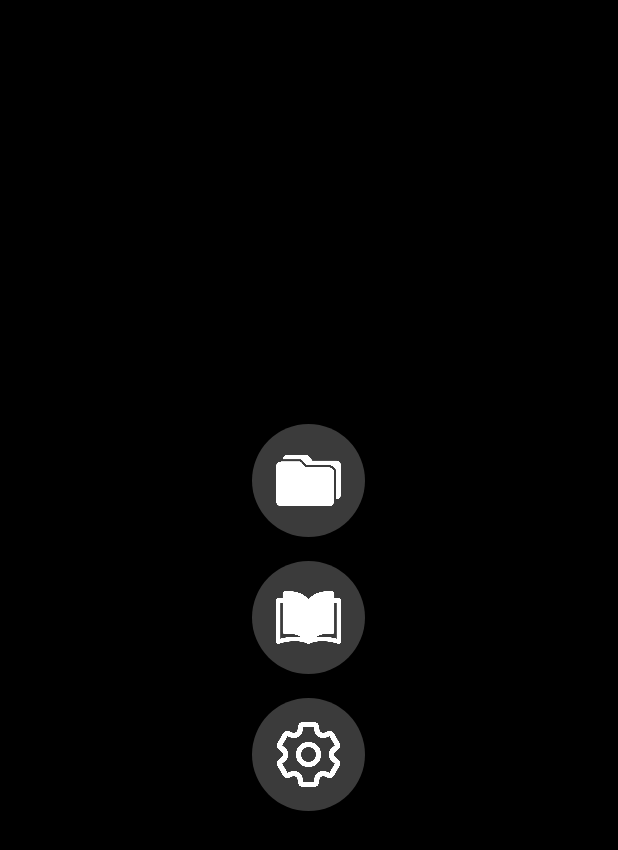
After one commit to Extreme69/SCPapp, an Android app built with Jetpack Compose: the layout activity_main.xml on its own in the app's theme, with its tools: preview values and no code run, on a phone screen of 412 x 824 dp. The commit adds this screen. Shown: the top 850 px of the screen. Run offline under Robolectric (Android 15) with nearby library versions, the phone set to English and light mode, and no system bars.

Commit message:
MainActivity initial design

```diff
--- a/app/build.gradle.kts
+++ b/app/build.gradle.kts
@@ -49,6 +49,10 @@ dependencies {
     implementation(libs.androidx.ui.graphics)
     implementation(libs.androidx.ui.tooling.preview)
     implementation(libs.androidx.material3)
+    implementation(libs.androidx.appcompat)
+    implementation(libs.material)
+    implementation(libs.androidx.activity)
+    implementation(libs.androidx.constraintlayout)
     testImplementation(libs.junit)
     androidTestImplementation(libs.androidx.junit)
     androidTestImplementation(libs.androidx.espresso.core)
--- /dev/null
+++ b/app/src/main/res/drawable/circular_button_background.xml
@@ -0,0 +1,7 @@
+<?xml version="1.0" encoding="utf-8"?>
+<shape xmlns:android="http://schemas.android.com/apk/res/android">
+    <solid android:color="@color/gray" /> <!-- Set your desired color -->
+    <corners android:radius="50dp" /> <!-- Makes the button circular -->
+    <padding android:top="16dp" android:bottom="16dp" android:left="16dp" android:right="16dp" />
+    <size android:width="100dp" android:height="100dp" />
+</shape>
--- /dev/null
+++ b/app/src/main/res/layout/activity_main.xml
@@ -0,0 +1,52 @@
+<?xml version="1.0" encoding="utf-8"?>
+<androidx.constraintlayout.widget.ConstraintLayout
+    xmlns:android="http://schemas.android.com/apk/res/android"
+    xmlns:app="http://schemas.android.com/apk/res-auto"
+    xmlns:tools="http://schemas.android.com/tools"
+    android:id="@+id/main"
+    android:layout_width="match_parent"
+    android:layout_height="match_parent"
+    tools:context=".MainActivity">
+
+    <LinearLayout
+        android:layout_width="match_parent"
+        android:layout_height="match_parent"
+        android:orientation="vertical"
+        android:gravity="center"
+        android:padding="16dp">
+
+        <!-- SCP Button -->
+        <ImageButton
+            android:id="@+id/button_scp"
+            android:layout_width="75dp"
+            android:layout_height="75dp"
+            android:background="@drawable/circular_button_background"
+            android:src="@drawable/ic_scp"
+            android:scaleType="fitCenter"
+            android:contentDescription="@string/scp_button"
+            android:layout_marginBottom="16dp" />
+
+
+        <!-- Tales Button -->
+        <ImageButton
+            android:id="@+id/button_tales"
+            android:layout_width="75dp"
+            android:layout_height="75dp"
+            android:background="@drawable/circular_button_background"
+            android:src="@drawable/ic_tales"
+            android:scaleType="centerInside"
+            android:contentDescription="@string/tales_button"
+            android:layout_marginBottom="16dp" />
+
+        <!-- Settings Button -->
+        <ImageButton
+            android:id="@+id/button_settings"
+            android:layout_width="75dp"
+            android:layout_height="75dp"
+            android:background="@drawable/circular_button_background"
+            android:src="@drawable/ic_settings"
+            android:scaleType="centerInside"
+            android:contentDescription="@string/settings_button" />
+
+    </LinearLayout>
+</androidx.constraintlayout.widget.ConstraintLayout>
--- a/app/src/main/res/values/colors.xml
+++ b/app/src/main/res/values/colors.xml
@@ -1,10 +1,9 @@
 <?xml version="1.0" encoding="utf-8"?>
 <resources>
-    <color name="purple_200">#FFBB86FC</color>
     <color name="purple_500">#FF6200EE</color>
     <color name="purple_700">#FF3700B3</color>
     <color name="teal_200">#FF03DAC5</color>
-    <color name="teal_700">#FF018786</color>
+    <color name="gray">#3B3B3B</color>
     <color name="black">#FF000000</color>
     <color name="white">#FFFFFFFF</color>
 </resources>
--- a/app/src/main/res/values/strings.xml
+++ b/app/src/main/res/values/strings.xml
@@ -1,3 +1,6 @@
 <resources>
     <string name="app_name">SCP app</string>
+    <string name="scp_button">SCPs Button</string>
+    <string name="tales_button">Tales Button</string>
+    <string name="settings_button">Settings Button</string>
 </resources>
--- a/app/src/main/res/values/themes.xml
+++ b/app/src/main/res/values/themes.xml
@@ -1,5 +1,10 @@
 <?xml version="1.0" encoding="utf-8"?>
 <resources>
+    <style name="Theme.SCPApp" parent="Theme.AppCompat.Light.NoActionBar">
+        <item name="android:windowBackground">@android:color/black</item>
 
-    <style name="Theme.SCPApp" parent="android:Theme.Material.Light.NoActionBar" />
+        <item name="colorPrimary">@color/white</item>
+        <item name="colorPrimaryDark">@color/gray</item>
+        <item name="colorAccent">@color/teal_200</item>
+    </style>
 </resources>
```
Also changed, not shown: app/src/main/AndroidManifest.xml (+9 -0 lines), app/src/main/java/com/example/scpapp/MainActivity.kt (+26 -38 lines), app/src/main/java/com/example/scpapp/SCPActivity.kt (added, +20 -0 lines), app/src/main/java/com/example/scpapp/SettingsActivity.kt (added, +20 -0 lines), app/src/main/java/com/example/scpapp/TalesActivity.kt (added, +20 -0 lines), app/src/main/res/layout/activity_scpactivity.xml (added, +10 -0 lines), app/src/main/res/layout/activity_settings.xml (added, +10 -0 lines), app/src/main/res/layout/activity_tales.xml (added, +10 -0 lines), gradle/libs.versions.toml (+8 -0 lines), app/src/main/res/drawable/ic_scp.png (added), app/src/main/res/drawable/ic_settings.png (added), app/src/main/res/drawable/ic_tales.png (added).
